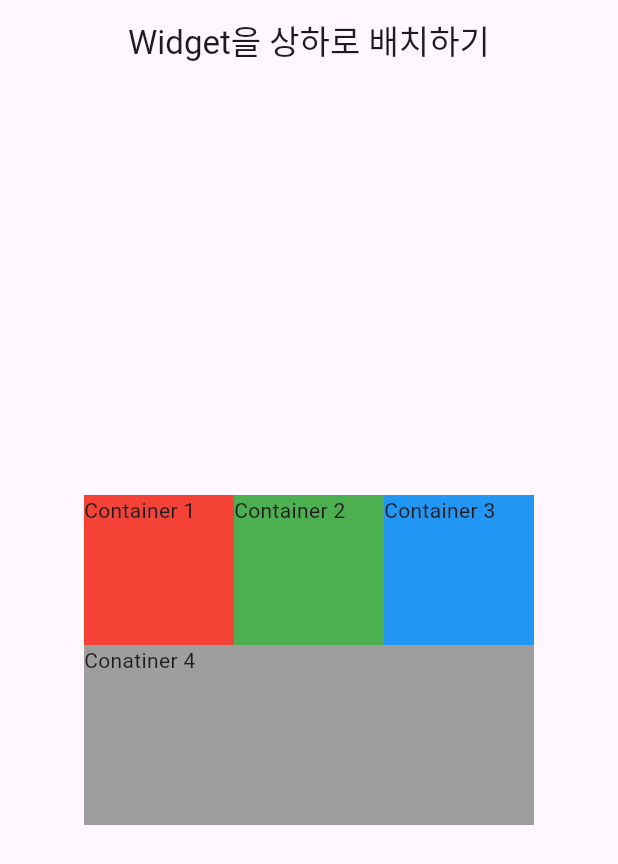
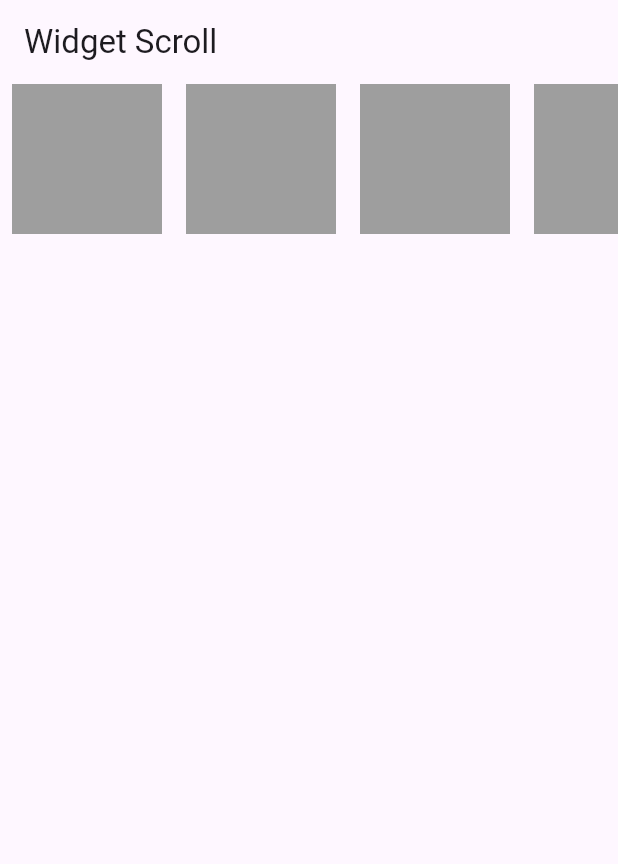
Before and after one commit to kamja44/Dart_Flutter, a Flutter app: the screen it shows after launch, on a phone screen of 412 x 824 dp. Shown: the top 864 px of the screen. Run offline on Flutter 3.47's test engine with Material 3 defaults, Android fonts, the phone set to English and light mode, and no system bars.

Commit message:
SingleChildScrollView

```diff
--- a/flutter_study/lib/main.dart
+++ b/flutter_study/lib/main.dart
@@ -5,8 +5,7 @@ void main() {
     MaterialApp(
       home: Scaffold(
         appBar: AppBar(
-          title: Text("Widget을 상하로 배치하기"),
-          centerTitle: true,
+          title: Text("Widget Scroll"),
         ),
         body: Body(),
       ),
@@ -19,45 +18,71 @@ class Body extends StatelessWidget {
 
   @override
   Widget build(BuildContext context) {
-    return Container(
-      width: double.infinity,
-      height: double.infinity,
-      child: Column(
+    return SingleChildScrollView(
+      scrollDirection: Axis.horizontal,
+      child: Row(
         mainAxisAlignment: MainAxisAlignment.center,
-        // crossAxisAlignment: CrossAxisAlignment.end,
-        children: [
-          Row(
-            // mainAxisSize: MainAxisSize.max, // mainAxisSize => Column 들의 최대 높이, 최소높이를 지정할 수 있다.
-            mainAxisAlignment: MainAxisAlignment
-                .center, // mainAxisAlignment => Column들의 수직축의 위치를 조정한다.
-            crossAxisAlignment:
-                CrossAxisAlignment.center, // Column 들의 수평축의 위치를 조정한다.
+        crossAxisAlignment: CrossAxisAlignment.end,
         children: [
           Container(
-                color: Colors.red,
+            color: Colors.grey,
             width: 100,
             height: 100,
-                child: Text("Container 1"),
+            margin: EdgeInsets.symmetric(horizontal: 8),
           ),
           Container(
-                color: Colors.green,
+            color: Colors.grey,
             width: 100,
             height: 100,
-                child: Text("Container 2"),
+            margin: EdgeInsets.symmetric(horizontal: 8),
           ),
           Container(
-                color: Colors.blue,
+            color: Colors.grey,
             width: 100,
             height: 100,
-                child: Text("Container 3"),
-              ),
-            ],
+            margin: EdgeInsets.symmetric(horizontal: 8),
           ),
           Container(
-            width: 300,
-            height: 120,
             color: Colors.grey,
-            child: Text("Conatiner 4"),
+            width: 100,
+            height: 100,
+            margin: EdgeInsets.symmetric(horizontal: 8),
+          ),
+          Container(
+            color: Colors.grey,
+            width: 100,
+            height: 100,
+            margin: EdgeInsets.symmetric(horizontal: 8),
+          ),
+          Container(
+            color: Colors.grey,
+            width: 100,
+            height: 100,
+            margin: EdgeInsets.symmetric(horizontal: 8),
+          ),
+          Container(
+            color: Colors.grey,
+            width: 100,
+            height: 100,
+            margin: EdgeInsets.symmetric(horizontal: 8),
+          ),
+          Container(
+            color: Colors.grey,
+            width: 100,
+            height: 100,
+            margin: EdgeInsets.symmetric(horizontal: 8),
+          ),
+          Container(
+            color: Colors.grey,
+            width: 100,
+            height: 100,
+            margin: EdgeInsets.symmetric(horizontal: 8),
+          ),
+          Container(
+            color: Colors.grey,
+            width: 100,
+            height: 100,
+            margin: EdgeInsets.symmetric(horizontal: 8),
           ),
         ],
       ),
```
Also changed, not shown: 1 other file. Lines whose indentation alone changed are shown as unchanged.
